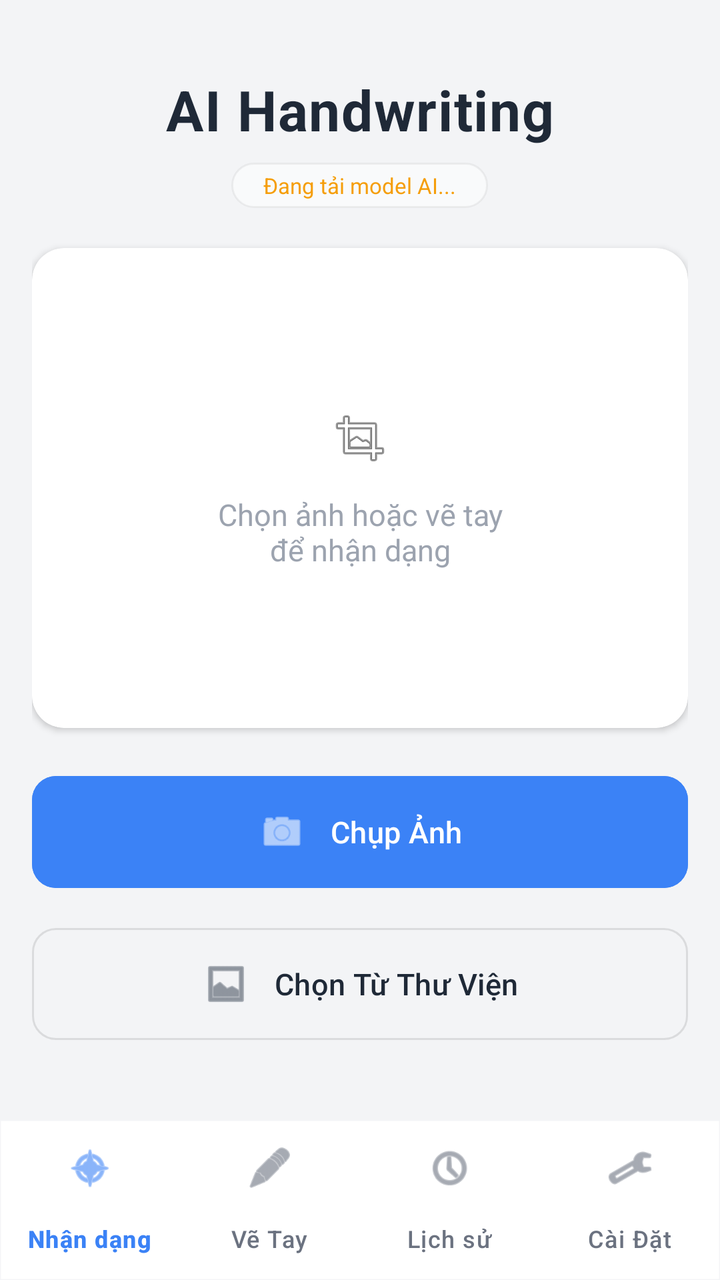
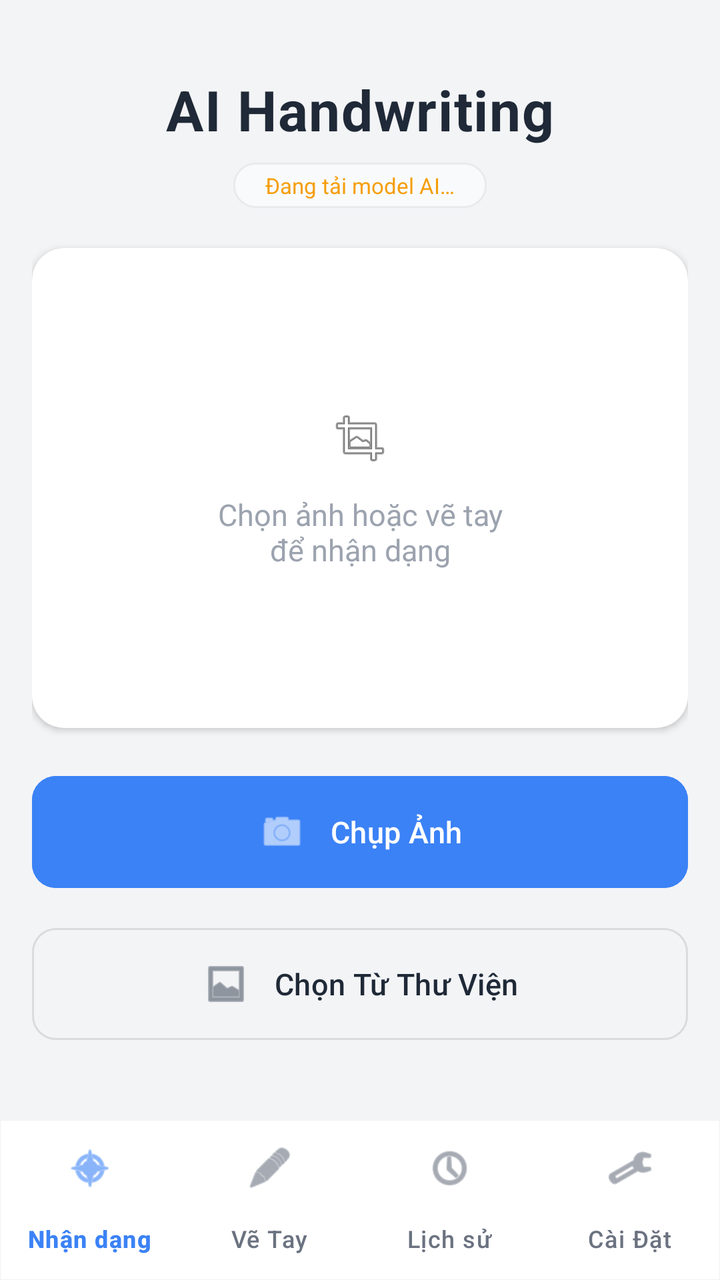

Screens rendered from an Android XML layout before and after an edit, with the pre-edit source and the edit as a unified diff.
<!-- AndroidManifest.xml: application theme Theme.SmartHandwritingAI -->
<!-- res/layout/activity_main.xml -->
<?xml version="1.0" encoding="utf-8"?>
<androidx.coordinatorlayout.widget.CoordinatorLayout xmlns:android="http://schemas.android.com/apk/res/android"
    xmlns:app="http://schemas.android.com/apk/res-auto"
    xmlns:tools="http://schemas.android.com/tools"
    android:id="@+id/main"
    android:layout_width="match_parent"
    android:layout_height="match_parent"
    android:background="@color/surface_bg"
    tools:context=".MainActivity">

    <ScrollView
        android:layout_width="match_parent"
        android:layout_height="match_parent"
        android:layout_marginBottom="80dp"
        android:clipToPadding="false"
        android:padding="16dp"
        android:scrollbars="none">

        <LinearLayout
            android:layout_width="match_parent"
            android:layout_height="wrap_content"
            android:orientation="vertical">

            
            <RelativeLayout
                android:layout_width="match_parent"
                android:layout_height="wrap_content"
                android:paddingTop="20dp"
                android:paddingBottom="20dp">

                <LinearLayout
                    android:layout_width="wrap_content"
                    android:layout_height="wrap_content"
                    android:layout_centerInParent="true"
                    android:gravity="center"
                    android:orientation="vertical">

                    <TextView
                        android:layout_width="wrap_content"
                        android:layout_height="wrap_content"
                        android:text="AI Handwriting"
                        android:textColor="@color/text_primary"
                        android:textSize="28sp"
                        android:textStyle="bold"
                        android:letterSpacing="0.02" />

                    <TextView
                        android:id="@+id/tv_model_status"
                        android:layout_width="wrap_content"
                        android:layout_height="wrap_content"
                        android:layout_marginTop="8dp"
                        android:background="@drawable/bg_rounded_pill"
                        android:paddingHorizontal="16dp"
                        android:paddingVertical="4dp"
                        android:text="Đang tải model AI..."
                        android:textColor="@color/warning"
                        android:textSize="11sp" />
                </LinearLayout>

            </RelativeLayout>

            
            <androidx.cardview.widget.CardView
                android:id="@+id/card_preview"
                android:layout_width="match_parent"
                android:layout_height="240dp"
                android:layout_marginBottom="20dp"
                app:cardBackgroundColor="@color/surface_card"
                app:cardCornerRadius="16dp"
                app:cardElevation="2dp">

                <FrameLayout
                    android:layout_width="match_parent"
                    android:layout_height="match_parent">

                    <TextView
                        android:id="@+id/tv_hint"
                        android:layout_width="wrap_content"
                        android:layout_height="wrap_content"
                        android:layout_gravity="center"
                        android:drawablePadding="12dp"
                        android:gravity="center"
                        android:text="Chọn ảnh hoặc vẽ tay\nđể nhận dạng"
                        android:textColor="@color/text_hint"
                        android:textSize="15sp"
                        app:drawableTopCompat="@android:drawable/ic_menu_crop" />

                    <ImageView
                        android:id="@+id/iv_preview"
                        android:layout_width="match_parent"
                        android:layout_height="match_parent"
                        android:scaleType="fitCenter"
                        android:contentDescription="Ảnh đang được nhận dạng" />

                    
                    <View
                        android:id="@+id/scan_line"
                        android:layout_width="match_parent"
                        android:layout_height="3dp"
                        android:background="@color/accent"
                        android:visibility="gone"
                        android:layout_gravity="top" />

                    
                    <LinearLayout
                        android:id="@+id/camera_guide"
                        android:layout_width="match_parent"
                        android:layout_height="match_parent"
                        android:gravity="center"
                        android:orientation="vertical"
                        android:visibility="gone">
                        <TextView
                            android:layout_width="wrap_content"
                            android:layout_height="wrap_content"
                            android:text="📸 Đặt ký tự vào giữa khung"
                            android:textColor="@color/accent"
                            android:textSize="13sp"
                            android:background="#80000000"
                            android:padding="8dp" />
                    </LinearLayout>
                </FrameLayout>
            </androidx.cardview.widget.CardView>

            
            <androidx.cardview.widget.CardView
                android:id="@+id/layout_debug"
                android:layout_width="match_parent"
                android:layout_height="wrap_content"
                android:layout_marginBottom="16dp"
                android:visibility="gone"
                app:cardBackgroundColor="@color/surface_elevated"
                app:cardCornerRadius="16dp"
                app:cardElevation="1dp">
                <LinearLayout
                    android:layout_width="match_parent"
                    android:layout_height="wrap_content"
                    android:orientation="vertical"
                    android:padding="12dp"
                    android:gravity="center">
                    <TextView
                        android:layout_width="wrap_content"
                        android:layout_height="wrap_content"
                        android:text="AI Input (Dữ liệu AI thực tế thấy):"
                        android:textColor="@color/text_hint"
                        android:textSize="11sp"
                        android:layout_marginBottom="8dp" />
                    <ImageView
                        android:id="@+id/iv_debug"
                        android:layout_width="100dp"
                        android:layout_height="100dp"
                        android:scaleType="fitCenter"
                        android:contentDescription="Dữ liệu đầu vào AI sau xử lý"
                        android:background="@color/black" />
                </LinearLayout>
            </androidx.cardview.widget.CardView>

            
            <androidx.cardview.widget.CardView
                android:id="@+id/card_result"
                android:layout_width="match_parent"
                android:layout_height="wrap_content"
                android:layout_marginBottom="20dp"
                android:visibility="gone"
                app:cardBackgroundColor="@color/surface_elevated"
                app:cardCornerRadius="16dp"
                app:cardElevation="2dp"
                tools:visibility="visible">

                <LinearLayout
                    android:layout_width="match_parent"
                    android:layout_height="wrap_content"
                    android:gravity="center"
                    android:orientation="vertical"
                    android:padding="24dp">

                    <TextView
                        android:layout_width="wrap_content"
                        android:layout_height="wrap_content"
                        android:text="KẾT QUẢ"
                        android:textColor="@color/text_secondary"
                        android:textSize="11sp"
                        android:textStyle="bold"
                        android:letterSpacing="0.1" />

                    <LinearLayout
                        android:layout_width="wrap_content"
                        android:layout_height="wrap_content"
                        android:layout_marginTop="8dp"
                        android:gravity="center"
                        android:orientation="horizontal">

                        <TextView
                            android:id="@+id/tv_result"
                            android:layout_width="wrap_content"
                            android:layout_height="wrap_content"
                            android:text="?"
                            android:textColor="@color/accent"
                            android:textSize="56sp"
                            android:textStyle="bold" />

                        <ImageButton
                            android:id="@+id/btn_speak_result"
                            android:layout_width="48dp"
                            android:layout_height="48dp"
                            android:layout_marginStart="16dp"
                            android:background="?attr/selectableItemBackgroundBorderless"
                            android:src="@android:drawable/ic_lock_silent_mode_off"
                            app:tint="@color/accent"
                            android:visibility="visible" />
                    </LinearLayout>
                    <LinearLayout
                        android:layout_width="wrap_content"
                        android:layout_height="wrap_content"
                        android:layout_marginTop="8dp"
                        android:gravity="center"
                        android:orientation="horizontal"
                        android:visibility="gone">

                        <TextView
                            android:layout_width="wrap_content"
                            android:layout_height="wrap_content"
                            android:text="Độ tự tin: "
                            android:textColor="@color/text_secondary"
                            android:textSize="13sp" />

                        <TextView
                            android:id="@+id/tv_confidence"
                            android:layout_width="wrap_content"
                            android:layout_height="wrap_content"
                            android:text="0%"
                            android:textColor="@color/success"
                            android:textSize="13sp"
                            android:textStyle="bold" />
                    </LinearLayout>

                    
                    <TextView
                        android:id="@+id/tv_ai_feedback_main"
                        android:layout_width="match_parent"
                        android:layout_height="wrap_content"
                        android:layout_marginTop="8dp"
                        android:gravity="center"
                        android:textSize="12sp"
                        android:visibility="gone" />

                    <LinearLayout
                        android:id="@+id/layout_top_predictions"
                        android:layout_width="match_parent"
                        android:layout_height="wrap_content"
                        android:layout_marginTop="16dp"
                        android:orientation="vertical"
                        android:visibility="visible">

                        <TextView
                            android:layout_width="wrap_content"
                            android:layout_height="wrap_content"
                            android:text="Top 3 Dự Đoán (AI Confidence):"
                            android:textColor="@color/text_secondary"
                            android:textSize="13sp"
                            android:textStyle="bold"
                            android:layout_marginBottom="8dp" />

                    </LinearLayout>
                </LinearLayout>
            </androidx.cardview.widget.CardView>

            
            <LinearLayout
                android:id="@+id/layout_home_options"
                android:layout_width="match_parent"
                android:layout_height="wrap_content"
                android:orientation="vertical"
                android:gravity="center">

                <com.google.android.material.button.MaterialButton
                    android:id="@+id/btn_camera"
                    style="@style/Widget.Material3.Button"
                    android:layout_width="match_parent"
                    android:layout_height="64dp"
                    android:layout_marginBottom="12dp"
                    android:backgroundTint="@color/btn_camera"
                    android:text="Chụp Ảnh"
                    android:textSize="15sp"
                    android:contentDescription="Mở camera để chụp ảnh và nhận dạng"
                    app:cornerRadius="12dp"
                    app:icon="@android:drawable/ic_menu_camera"
                    app:iconGravity="textStart"
                    app:iconPadding="12dp"
                    app:iconSize="24dp" />

                <com.google.android.material.button.MaterialButton
                    android:id="@+id/btn_gallery"
                    style="@style/Widget.Material3.Button.OutlinedButton"
                    android:layout_width="match_parent"
                    android:layout_height="64dp"
                    android:text="Chọn Từ Thư Viện"
                    android:textSize="15sp"
                    android:textColor="@color/text_primary"
                    android:contentDescription="Chọn ảnh từ thư viện để nhận dạng"
                    app:cornerRadius="12dp"
                    app:icon="@android:drawable/ic_menu_gallery"
                    app:iconGravity="textStart"
                    app:iconPadding="12dp"
                    app:iconSize="24dp"
                    app:iconTint="@color/text_secondary"
                    app:strokeColor="@color/divider"
                    app:strokeWidth="1dp" />
            </LinearLayout>

            <com.google.android.material.button.MaterialButton
                android:id="@+id/btn_back_main"
                style="@style/Widget.Material3.Button.OutlinedButton"
                android:layout_width="match_parent"
                android:layout_height="wrap_content"
                android:layout_marginTop="16dp"
                android:text="Xóa &amp; Làm Lại"
                android:textColor="@color/text_primary"
                android:visibility="gone"
                app:cornerRadius="12dp"
                app:strokeColor="@color/divider"
                app:strokeWidth="1dp" />

        </LinearLayout>
    </ScrollView>

    
    <com.google.android.material.bottomnavigation.BottomNavigationView
        android:id="@+id/bottom_navigation"
        android:layout_width="match_parent"
        android:layout_height="wrap_content"
        android:layout_gravity="bottom"
        android:background="@drawable/bg_bottom_nav"
        app:itemIconTint="@color/bottom_nav_color"
        app:itemTextColor="@color/bottom_nav_color"
        app:itemRippleColor="@color/nav_indicator"
        app:labelVisibilityMode="labeled"
        app:menu="@menu/bottom_nav_menu"
        app:elevation="0dp" />

    
    <FrameLayout
        android:id="@+id/layout_loading"
        android:layout_width="match_parent"
        android:layout_height="match_parent"
        android:background="#CC0D1117"
        android:clickable="true"
        android:focusable="true"
        android:visibility="gone">

        <com.airbnb.lottie.LottieAnimationView
            android:layout_width="140dp"
            android:layout_height="140dp"
            android:layout_gravity="center"
            app:lottie_rawRes="@raw/ai_splash"
            app:lottie_autoPlay="true"
            app:lottie_loop="true" />
    </FrameLayout>
</androidx.coordinatorlayout.widget.CoordinatorLayout>
<!-- resources referenced by this layout -->
<resources>
  <color name="accent">#FF2563EB</color>
  <color name="black">#FF000000</color>
  <color name="btn_camera">#FF3B82F6</color>
  <color name="divider">#1A000000</color>
  <color name="nav_indicator">#1A3B82F6</color>
  <color name="success">#FF10B981</color>
  <color name="surface_bg">#FFF3F4F6</color>
  <color name="surface_card">#FFFFFFFF</color>
  <color name="surface_elevated">#FFF9FAFB</color>
  <color name="text_hint">#FF9CA3AF</color>
  <color name="text_primary">#FF1F2937</color>
  <color name="text_secondary">#FF4B5563</color>
  <color name="warning">#FFF59E0B</color>
  <!-- drawable bg_bottom_nav (drawable) -->
  <?xml version="1.0" encoding="utf-8"?>
  <shape xmlns:android="http://schemas.android.com/apk/res/android">
      <solid android:color="@color/nav_background" />
      <stroke android:width="1dp" android:color="@color/divider" />
  </shape>
  <!-- drawable bg_rounded_pill (drawable) -->
  <?xml version="1.0" encoding="utf-8"?>
  <shape xmlns:android="http://schemas.android.com/apk/res/android"
      android:shape="rectangle">
      <solid android:color="@color/surface_elevated" />
      <corners android:radius="50dp" />
      <stroke android:width="1dp" android:color="@color/border_subtle" />
  </shape>
  <style name="Theme.SmartHandwritingAI" parent="Base.Theme.SmartHandwritingAI" />
  <color name="nav_background">#FFFFFFFF</color>
  <color name="border_subtle">#0D000000</color>
  <color name="primary">#FF3B82F6</color>
  <color name="primary_dark">#FF1D4ED8</color>
  <color name="white">#FFFFFFFF</color>
  <style name="ShapeAppearance.App.MediumComponent" parent="ShapeAppearance.Material3.MediumComponent">
          <item name="cornerSize">12dp</item>
      </style>
  <style name="ShapeAppearance.App.LargeComponent" parent="ShapeAppearance.Material3.LargeComponent">
          <item name="cornerSize">16dp</item>
      </style>
  <style name="Widget.App.BottomNav" parent="Widget.Material3.BottomNavigationView">
          <item name="backgroundTint">@color/nav_background</item>
          <item name="itemIconTint">@color/nav_inactive</item>
          <item name="itemTextColor">@color/nav_inactive</item>
          <item name="itemActiveIndicatorStyle">@style/Widget.App.BottomNav.ActiveIndicator</item>
          <item name="labelVisibilityMode">labeled</item>
          <item name="elevation">0dp</item>
          <item name="itemRippleColor">@color/nav_indicator</item>
      </style>
  <color name="nav_inactive">#FF6B7280</color>
  <style name="Widget.App.BottomNav.ActiveIndicator" parent="Widget.Material3.BottomNavigationView.ActiveIndicator">
          <item name="android:color">@color/nav_indicator</item>
      </style>
  <!-- unchanged entries left out for length: 1 -->
</resources>

<!-- the commit's change to res/layout/activity_main.xml (unified diff, before → after) -->
@@ -52,7 +52,7 @@
                         android:background="@drawable/bg_rounded_pill"
                         android:paddingHorizontal="16dp"
                         android:paddingVertical="4dp"
-                        android:text="Đang tải model AI..."
+                        android:text="@string/model_loading"
                         android:textColor="@color/warning"
                         android:textSize="11sp" />
                 </LinearLayout>
@@ -80,7 +80,7 @@
                         android:layout_gravity="center"
                         android:drawablePadding="12dp"
                         android:gravity="center"
-                        android:text="Chọn ảnh hoặc vẽ tay\nđể nhận dạng"
+                        android:text="@string/main_hint_text"
                         android:textColor="@color/text_hint"
                         android:textSize="15sp"
                         app:drawableTopCompat="@android:drawable/ic_menu_crop" />
@@ -112,7 +112,7 @@
                         <TextView
                             android:layout_width="wrap_content"
                             android:layout_height="wrap_content"
-                            android:text="📸 Đặt ký tự vào giữa khung"
+                            android:text="@string/main_camera_guide"
                             android:textColor="@color/accent"
                             android:textSize="13sp"
                             android:background="#80000000"
@@ -140,7 +140,7 @@
                     <TextView
                         android:layout_width="wrap_content"
                         android:layout_height="wrap_content"
-                        android:text="AI Input (Dữ liệu AI thực tế thấy):"
+                        android:text="@string/main_ai_input_title"
                         android:textColor="@color/text_hint"
                         android:textSize="11sp"
                         android:layout_marginBottom="8dp" />
@@ -176,7 +176,7 @@
                     <TextView
                         android:layout_width="wrap_content"
                         android:layout_height="wrap_content"
-                        android:text="KẾT QUẢ"
+                        android:text="@string/main_result_title"
                         android:textColor="@color/text_secondary"
                         android:textSize="11sp"
                         android:textStyle="bold"
@@ -219,7 +219,7 @@
                         <TextView
                             android:layout_width="wrap_content"
                             android:layout_height="wrap_content"
-                            android:text="Độ tự tin: "
+                            android:text="@string/main_confidence_title"
                             android:textColor="@color/text_secondary"
                             android:textSize="13sp" />
 
@@ -254,7 +254,7 @@
                         <TextView
                             android:layout_width="wrap_content"
                             android:layout_height="wrap_content"
-                            android:text="Top 3 Dự Đoán (AI Confidence):"
+                            android:text="@string/main_top_predictions_title"
                             android:textColor="@color/text_secondary"
                             android:textSize="13sp"
                             android:textStyle="bold"
@@ -279,9 +279,9 @@
                     android:layout_height="64dp"
                     android:layout_marginBottom="12dp"
                     android:backgroundTint="@color/btn_camera"
-                    android:text="Chụp Ảnh"
+                    android:text="@string/main_btn_camera"
                     android:textSize="15sp"
-                    android:contentDescription="Mở camera để chụp ảnh và nhận dạng"
+                    android:contentDescription="@string/main_btn_camera"
                     app:cornerRadius="12dp"
                     app:icon="@android:drawable/ic_menu_camera"
                     app:iconGravity="textStart"
@@ -293,10 +293,10 @@
                     style="@style/Widget.Material3.Button.OutlinedButton"
                     android:layout_width="match_parent"
                     android:layout_height="64dp"
-                    android:text="Chọn Từ Thư Viện"
+                    android:text="@string/main_btn_gallery"
                     android:textSize="15sp"
                     android:textColor="@color/text_primary"
-                    android:contentDescription="Chọn ảnh từ thư viện để nhận dạng"
+                    android:contentDescription="@string/main_btn_gallery"
                     app:cornerRadius="12dp"
                     app:icon="@android:drawable/ic_menu_gallery"
                     app:iconGravity="textStart"
@@ -313,7 +313,7 @@
                 android:layout_width="match_parent"
                 android:layout_height="wrap_content"
                 android:layout_marginTop="16dp"
-                android:text="Xóa &amp; Làm Lại"
+                android:text="@string/main_btn_reset"
                 android:textColor="@color/text_primary"
                 android:visibility="gone"
                 app:cornerRadius="12dp"
<!-- resource entries referenced after the edit -->
@@ -27,6 +27,16 @@
       <corners android:radius="50dp" />
       <stroke android:width="1dp" android:color="@color/border_subtle" />
   </shape>
+  <string name="main_ai_input_title">AI Input (Dữ liệu AI thực tế thấy):</string>
+  <string name="main_btn_camera">Chụp Ảnh</string>
+  <string name="main_btn_gallery">Chọn Từ Thư Viện</string>
+  <string name="main_btn_reset">Xóa &amp; Làm Lại</string>
+  <string name="main_camera_guide">📸 Đặt ký tự vào giữa khung</string>
+  <string name="main_confidence_title">Độ tự tin: </string>
+  <string name="main_hint_text">Chọn ảnh hoặc vẽ tay\nđể nhận dạng</string>
+  <string name="main_result_title">KẾT QUẢ</string>
+  <string name="main_top_predictions_title">Top 3 Dự Đoán (AI Confidence):</string>
+  <string name="model_loading">Đang tải model AI…</string>
   <style name="Theme.SmartHandwritingAI" parent="Base.Theme.SmartHandwritingAI" />
   <color name="nav_background">#FFFFFFFF</color>
   <color name="border_subtle">#0D000000</color>
